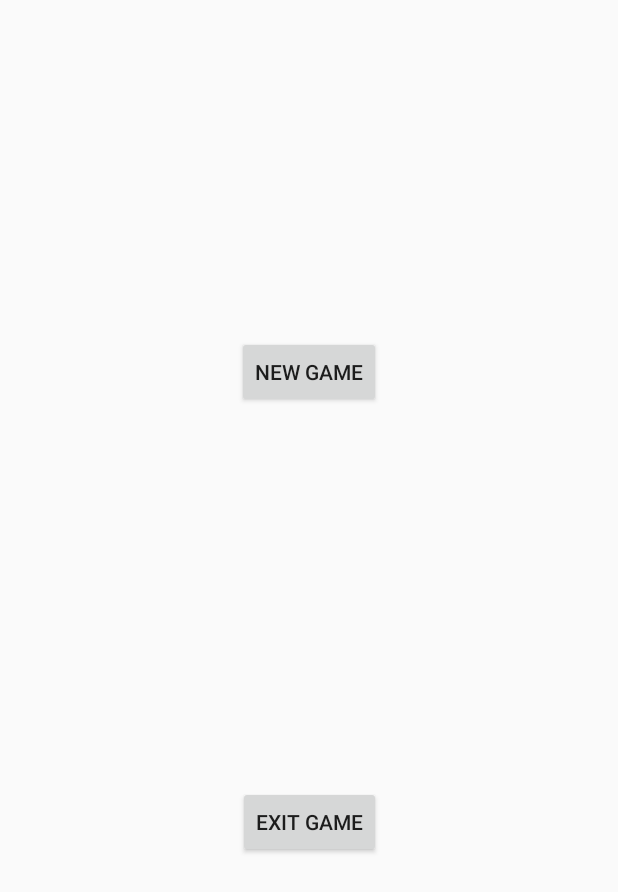
After one commit to chouche9/ClassicMiniGames, an Android app: the FlappyGameMenu screen opened directly, with no data from a screen before it, on a phone screen of 412 x 824 dp. The commit adds this screen. Shown: the top 892 px of the screen. Run offline under Robolectric (Android 15) with nearby library versions, the phone set to English and light mode, and no system bars.

Commit message:
Added game manager and game status that allows for saving and loading the game for the flappy fish game.

```diff
--- a/phase1/app/src/main/AndroidManifest.xml
+++ b/phase1/app/src/main/AndroidManifest.xml
@@ -13,6 +13,10 @@
         <activity android:name=".Hangman.HangmanPlayAgain" />
         <activity android:name=".Hangman.HangmanGame" />
         <activity android:name=".Hangman.HangmanMain" />
+        <activity android:name=".FlappyFish.FlappyGameMenu"/>
+        <activity android:name=".FlappyFish.FlappyResultActivity"/>
+        <activity android:name=".FlappyFish.FlappySetting"/>
+        <activity android:name=".FlappyFish.FlappyMainActivity"/>
         <activity android:name=".GuessNum.GuessSetting" />
         <activity android:name=".GuessNum.GuessMain" />
         <activity android:name=".GuessNum.GuessGame" />
--- /dev/null
+++ b/phase1/app/src/main/java/com/example/myapplication/FlappyFish/FlappyGameManager.java
@@ -0,0 +1,45 @@
+package com.example.myapplication.FlappyFish;
+
+import android.app.Activity;
+import android.content.Context;
+import android.content.SharedPreferences;
+import com.google.gson.Gson;
+
+class FlappyGameManager {
+
+    private SharedPreferences sharedPreferences;
+    private SharedPreferences.Editor editor;
+    private Gson gson = new Gson();
+    static private FlappyGameManager gameManager;
+
+    private FlappyGameManager(Activity activity) {
+        this.sharedPreferences = activity.getApplicationContext().getSharedPreferences("fish game" ,
+                Context.MODE_PRIVATE);
+        this.editor = sharedPreferences.edit();
+        editor.apply(); // do we need this ?
+    }
+
+    static FlappyGameManager getInstance(Activity activity) {
+        if (gameManager == null) {
+            gameManager = new FlappyGameManager(activity);
+        }
+        return gameManager;
+    }
+
+
+    FlappyGameStatus getGameStatus(String name) {
+        String json = sharedPreferences.getString(name, null);
+        FlappyGameStatus gameStatus = gson.fromJson(json, FlappyGameStatus.class);
+
+        if(gameStatus == null) {
+            gameStatus = new FlappyGameStatus(name);
+        }
+        return gameStatus;
+    }
+
+    void saveGame(FlappyGameStatus userStatus) {
+        String json = gson.toJson(userStatus);
+        editor.putString(userStatus.getName(), json);
+        editor.apply();
+    }
+}
--- /dev/null
+++ b/phase1/app/src/main/java/com/example/myapplication/FlappyFish/FlappyGameMenu.java
@@ -0,0 +1,98 @@
+package com.example.myapplication.FlappyFish;
+
+import androidx.annotation.Nullable;
+import androidx.appcompat.app.AppCompatActivity;
+
+import android.content.Intent;
+import android.os.Bundle;
+import android.view.View;
+import android.widget.Button;
+
+import com.example.myapplication.R;
+
+public class FlappyGameMenu extends AppCompatActivity implements View.OnClickListener {
+
+    private Button newGameBtn;
+    private Button resumeGameBtn;
+    private Button quitGameBtn;
+    private FlappyGameStatus gameStatus;
+    private final int REQUEST_CODE1 = 1;
+    private final int REQUEST_CODE2 = 2;
+    private Intent menuIntent;
+
+    @Override
+    protected void onCreate(Bundle savedInstanceState) {
+        super.onCreate(savedInstanceState);
+        setContentView(R.layout.activity_flappy_game_menu);
+
+        menuIntent = getIntent();
+        setNewGameBtn();
+        setResumeGameBtn();
+        setQuitBtn();
+    }
+
+    @Override
+    protected void onResume() {
+        super.onResume();
+        FlappyGameManager gameManager = FlappyGameManager.getInstance(this);
+        String name = menuIntent.getStringExtra("user");
+        gameStatus = gameManager.getGameStatus(name);
+        if (!gameStatus.getPlayed()) {
+            newGameBtn.setVisibility(View.VISIBLE);
+            resumeGameBtn.setVisibility(View.GONE);
+        } else {
+            newGameBtn.setVisibility(View.VISIBLE);
+            resumeGameBtn.setVisibility(View.VISIBLE);
+        }
+    }
+
+    @Override
+    protected void onActivityResult(int requestCode, int resultCode, @Nullable Intent data) {
+        super.onActivityResult(requestCode, resultCode, data);
+        if (requestCode == REQUEST_CODE1 || requestCode == REQUEST_CODE2) {
+            if (data != null) {
+                boolean closed = data.getBooleanExtra("closed", false);
+                if (closed) {
+                    finish();
+                }
+            }
+        }
+    }
+
+    private void setNewGameBtn() {
+        newGameBtn = findViewById(R.id.newGameBtn);
+        newGameBtn.setOnClickListener(this);
+    }
+
+    private void setResumeGameBtn() {
+        resumeGameBtn = findViewById(R.id.resumeGameBtn);
+        resumeGameBtn.setOnClickListener(this);
+    }
+
+    private void setQuitBtn() {
+        quitGameBtn = findViewById(R.id.quitGameBtn);
+        quitGameBtn.setOnClickListener(this);
+    }
+
+
+    @Override
+    public void onClick(View view) {
+        switch (view.getId()) {
+            case R.id.newGameBtn:
+                Intent startSettingIntent = new Intent(this, FlappySetting.class);
+                gameStatus.startUpdate();
+                startSettingIntent.putExtra("gamer", gameStatus);
+                startActivityForResult(startSettingIntent, REQUEST_CODE2);
+                break;
+
+            case R.id.resumeGameBtn:
+                Intent startGameIntent = new Intent(this, FlappyMainActivity.class);
+                startGameIntent.putExtra("gamer", gameStatus);
+                startActivityForResult(startGameIntent, REQUEST_CODE1);
+                break;
+
+            case R.id.quitGameBtn:
+                finish();
+        }
+    }
+}
--- a/phase1/app/src/main/java/com/example/myapplication/FlappyFish/FlappyGameStatus.java
+++ b/phase1/app/src/main/java/com/example/myapplication/FlappyFish/FlappyGameStatus.java
@@ -1,4 +1,4 @@
-package com.example.fishgame.FlappyGame;
+package com.example.myapplication.FlappyFish;
 
 import android.os.Parcel;
 import android.os.Parcelable;
--- a/phase1/app/src/main/java/com/example/myapplication/FlappyFish/FlappyGameView.java
+++ b/phase1/app/src/main/java/com/example/myapplication/FlappyFish/FlappyGameView.java
@@ -1,4 +1,4 @@
-package com.example.fishgame.FlappyGame;
+package com.example.myapplication.FlappyFish;
 
 import android.annotation.SuppressLint;
 import android.content.Context;
@@ -12,7 +12,7 @@ import android.graphics.Typeface;
 import android.view.MotionEvent;
 import android.view.View;
 
-import com.example.fishgame.R;
+import com.example.myapplication.R;
 
 class FlappyGameView extends View {
 
--- a/phase1/app/src/main/java/com/example/myapplication/FlappyFish/FlappyMainActivity.java
+++ b/phase1/app/src/main/java/com/example/myapplication/FlappyFish/FlappyMainActivity.java
@@ -1,4 +1,4 @@
-package com.example.fishgame.FlappyGame;
+package com.example.myapplication.FlappyFish;
 
 import androidx.annotation.Nullable;
 import androidx.appcompat.app.AppCompatActivity;
--- /dev/null
+++ b/phase1/app/src/main/res/layout/activity_flappy_game_menu.xml
@@ -0,0 +1,42 @@
+<?xml version="1.0" encoding="utf-8"?>
+<androidx.constraintlayout.widget.ConstraintLayout xmlns:android="http://schemas.android.com/apk/res/android"
+    xmlns:app="http://schemas.android.com/apk/res-auto"
+    xmlns:tools="http://schemas.android.com/tools"
+    android:layout_width="match_parent"
+    android:layout_height="match_parent"
+    tools:context=".FlappyGame.FlappyGameMenu">
+
+    <Button
+        android:id="@+id/newGameBtn"
+        android:layout_width="wrap_content"
+        android:layout_height="wrap_content"
+        android:layout_marginTop="224dp"
+        android:text="New Game"
+        app:layout_constraintEnd_toEndOf="parent"
+        app:layout_constraintHorizontal_bias="0.5"
+        app:layout_constraintStart_toStartOf="parent"
+        app:layout_constraintTop_toTopOf="parent" />
+
+    <Button
+        android:id="@+id/resumeGameBtn"
+        android:layout_width="wrap_content"
+        android:layout_height="wrap_content"
+        android:layout_marginTop="124dp"
+        android:text="Resume Game"
+        app:layout_constraintEnd_toEndOf="parent"
+        app:layout_constraintHorizontal_bias="0.498"
+        app:layout_constraintStart_toStartOf="parent"
+        app:layout_constraintTop_toBottomOf="@+id/newGameBtn" />
+
+    <Button
+        android:id="@+id/quitGameBtn"
+        android:layout_width="wrap_content"
+        android:layout_height="wrap_content"
+        android:text="Exit Game"
+        app:layout_constraintBottom_toBottomOf="parent"
+        app:layout_constraintEnd_toEndOf="parent"
+        app:layout_constraintStart_toStartOf="parent"
+        app:layout_constraintTop_toBottomOf="@+id/resumeGameBtn" />
+
+
+</androidx.constraintlayout.widget.ConstraintLayout>
```
Also changed, not shown: phase1/app/src/main/java/com/example/myapplication/FlappyFish/FlappyResultActivity.java (added, +58 -0 lines), phase1/app/src/main/java/com/example/myapplication/FlappyFish/FlappySetting.java (added, +79 -0 lines), phase1/app/src/main/res/layout/activity_flappy_main.xml (added, +7 -0 lines), phase1/app/src/main/res/layout/activity_flappy_result.xml (added, +30 -0 lines), phase1/app/src/main/res/layout/activity_flappy_setting.xml (added, +42 -0 lines), phase1/app/src/main/res/drawable/fish.png (added), phase1/app/src/main/res/drawable/heart.png (added), phase1/app/src/main/res/drawable/heart_empty.png (added), phase1/app/src/main/res/drawable/ocean.png (added), phase1/app/src/main/res/drawable/shark.png (added), phase1/app/src/main/res/drawable/shrimp.png (added).
